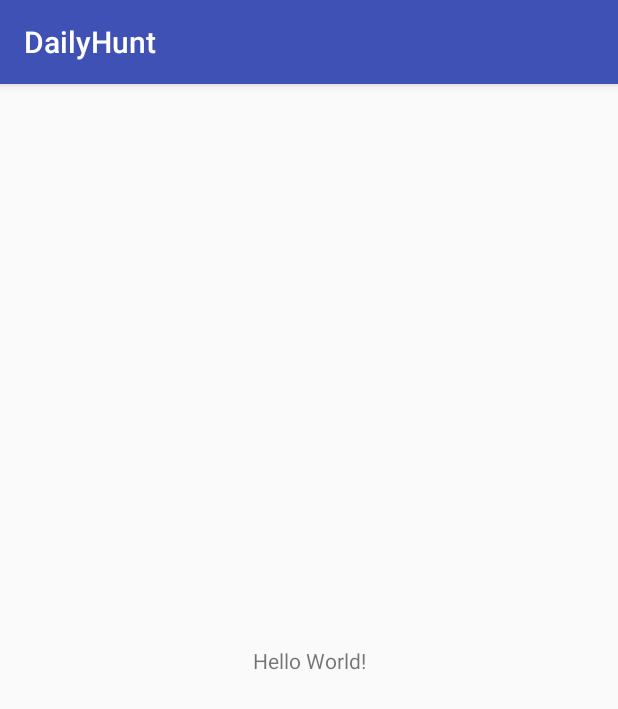
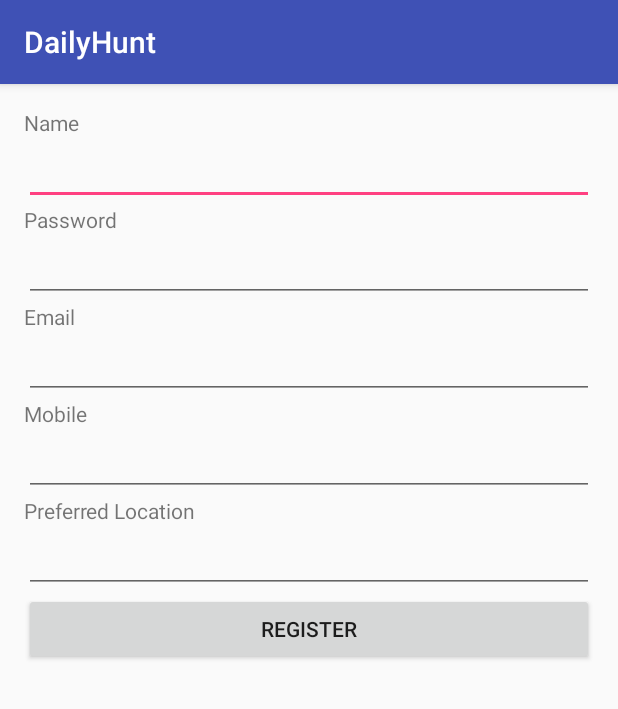
Before and after one commit to raghuhollap/DailyHunt, an Android app: the screen it shows after launch (MainActivity before the commit, RegistrationActivity after it), on a phone screen of 412 x 824 dp. Shown: the top 709 px of the screen. Run offline under Robolectric (Android 15) with nearby library versions, the phone set to English and light mode, and no system bars.

Commit message:
Committing the singup pages.

```diff
--- a/app/build.gradle
+++ b/app/build.gradle
@@ -10,6 +10,8 @@
         versionCode 1
         versionName "1.0"
         testInstrumentationRunner "android.support.test.runner.AndroidJUnitRunner"
+
+        useLibrary "org.apache.http.legacy"
     }
     buildTypes {
         release {
--- a/app/src/main/AndroidManifest.xml
+++ b/app/src/main/AndroidManifest.xml
@@ -1,6 +1,9 @@
 <?xml version="1.0" encoding="utf-8"?>
 <manifest xmlns:android="http://schemas.android.com/apk/res/android"
     package="com.ark.dailyhunt">
+
+    <uses-permission android:name="android.permission.INTERNET" />
+    <uses-permission android:name="android.permission.ACCESS_NETWORK_STATE" />
 
     <application
         android:allowBackup="true"
@@ -9,7 +12,7 @@
         android:roundIcon="@mipmap/ic_launcher_round"
         android:supportsRtl="true"
         android:theme="@style/AppTheme">
-        <activity android:name=".MainActivity">
+        <activity android:name=".RegistrationActivity">
             <intent-filter>
                 <action android:name="android.intent.action.MAIN" />
 
--- a/app/src/main/java/com/ark/dailyhunt/MainActivity.java
+++ /dev/null
@@ -1,13 +0,0 @@
-package com.ark.dailyhunt;
-
-import android.support.v7.app.AppCompatActivity;
-import android.os.Bundle;
-
-public class MainActivity extends AppCompatActivity {
-
-    @Override
-    protected void onCreate(Bundle savedInstanceState) {
-        super.onCreate(savedInstanceState);
-        setContentView(R.layout.activity_main);
-    }
-}
--- a/app/src/main/res/layout/activity_main.xml
+++ /dev/null
@@ -1,18 +0,0 @@
-<?xml version="1.0" encoding="utf-8"?>
-<android.support.constraint.ConstraintLayout xmlns:android="http://schemas.android.com/apk/res/android"
-    xmlns:app="http://schemas.android.com/apk/res-auto"
-    xmlns:tools="http://schemas.android.com/tools"
-    android:layout_width="match_parent"
-    android:layout_height="match_parent"
-    tools:context="com.ark.dailyhunt.MainActivity">
-
-    <TextView
-        android:layout_width="wrap_content"
-        android:layout_height="wrap_content"
-        android:text="Hello World!"
-        app:layout_constraintBottom_toBottomOf="parent"
-        app:layout_constraintLeft_toLeftOf="parent"
-        app:layout_constraintRight_toRightOf="parent"
-        app:layout_constraintTop_toTopOf="parent" />
-
-</android.support.constraint.ConstraintLayout>
--- /dev/null
+++ b/app/src/main/res/layout/activity_registration.xml
@@ -0,0 +1,71 @@
+<?xml version="1.0" encoding="utf-8"?>
+<LinearLayout xmlns:android="http://schemas.android.com/apk/res/android"
+    xmlns:tools="http://schemas.android.com/tools" android:layout_width="match_parent"
+    android:layout_height="match_parent" android:paddingLeft="@dimen/activity_horizontal_margin"
+    android:orientation="vertical"
+    android:paddingRight="@dimen/activity_horizontal_margin"
+    android:paddingTop="@dimen/activity_vertical_margin"
+    android:paddingBottom="@dimen/activity_vertical_margin"
+    tools:context=".RegistrationActivity">
+
+    <TextView
+        android:layout_width="wrap_content"
+        android:layout_height="wrap_content"
+        android:text="@string/string_enter_name" />
+
+    <EditText
+        android:layout_width="fill_parent"
+        android:layout_height="wrap_content"
+        android:id="@+id/editTextName" />
+
+    <TextView
+        android:layout_width="wrap_content"
+        android:layout_height="wrap_content"
+        android:text="@string/string_choose_password" />
+
+    <EditText
+        android:layout_width="fill_parent"
+        android:layout_height="wrap_content"
+        android:inputType="textPassword"
+        android:id="@+id/editTextPassword" />
+
+    <TextView
+        android:layout_width="wrap_content"
+        android:layout_height="wrap_content"
+        android:text="@string/string_enter_email" />
+
+    <EditText
+        android:layout_width="fill_parent"
+        android:layout_height="wrap_content"
+        android:inputType="textEmailAddress"
+        android:id="@+id/editTextEmail" />
+
+    <TextView
+        android:layout_width="wrap_content"
+        android:layout_height="wrap_content"
+        android:text="@string/string_enter_mobile" />
+
+    <EditText
+        android:layout_width="fill_parent"
+        android:layout_height="wrap_content"
+        android:inputType="number"
+        android:id="@+id/editTextMobile" />
+
+    <TextView
+        android:layout_width="wrap_content"
+        android:layout_height="wrap_content"
+        android:text="@string/string_preferred_location" />
+
+    <EditText
+        android:layout_width="fill_parent"
+        android:layout_height="wrap_content"
+        android:inputType="text"
+        android:id="@+id/editPreferredLoc" />
+
+    <Button
+        android:layout_width="fill_parent"
+        android:layout_height="wrap_content"
+        android:text="@string/button_register"
+        android:id="@+id/buttonRegister" />
+
+</LinearLayout>
--- /dev/null
+++ b/app/src/main/res/values/dimens.xml
@@ -0,0 +1,6 @@
+<?xml version="1.0" encoding="utf-8"?>
+<resources>
+    <dimen name="fab_margin">16dp</dimen>
+    <dimen name="activity_horizontal_margin">16dp</dimen>
+    <dimen name="activity_vertical_margin">16dp</dimen>
+</resources>
--- a/app/src/main/res/values/strings.xml
+++ b/app/src/main/res/values/strings.xml
@@ -1,3 +1,9 @@
 <resources>
     <string name="app_name">DailyHunt</string>
+    <string name="string_enter_name">Name</string>
+    <string name="string_choose_password">Password</string>
+    <string name="string_enter_email">Email</string>
+    <string name="string_enter_mobile">Mobile</string>
+    <string name="string_preferred_location">Preferred Location</string>
+    <string name="button_register">Register</string>
 </resources>
```
Also changed, not shown: app/src/main/java/com/ark/dailyhunt/RegistrationActivity.java (added, +175 -0 lines), 1 other file.
